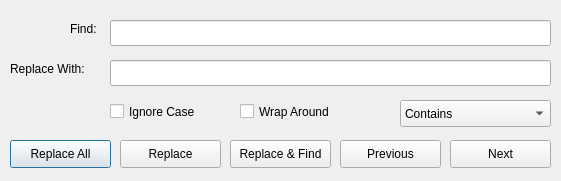
First picture: the form in finddialog.ui, repository obiwankennedy/cahootseditor, before the edit.
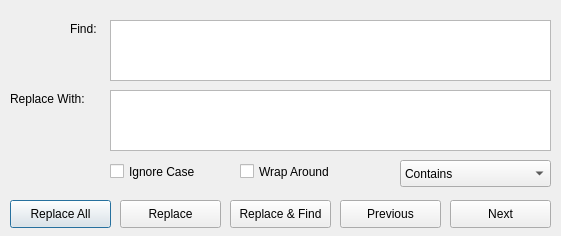
Second picture: the form after the edit.

Commit message: Changed find dialog text line edits to text edits.

The edit to the form file:
```diff
--- a/finddialog.ui
+++ b/finddialog.ui
@@ -7,7 +7,7 @@
     <x>0</x>
     <y>0</y>
     <width>561</width>
-    <height>181</height>
+    <height>236</height>
    </rect>
   </property>
   <property name="windowTitle">
@@ -17,7 +17,7 @@
    <property name="geometry">
     <rect>
      <x>10</x>
-     <y>140</y>
+     <y>200</y>
      <width>101</width>
      <height>28</height>
     </rect>
@@ -30,7 +30,7 @@
    <property name="geometry">
     <rect>
      <x>120</x>
-     <y>140</y>
+     <y>200</y>
      <width>101</width>
      <height>28</height>
     </rect>
@@ -43,7 +43,7 @@
    <property name="geometry">
     <rect>
      <x>230</x>
-     <y>140</y>
+     <y>200</y>
      <width>101</width>
      <height>28</height>
     </rect>
@@ -56,7 +56,7 @@
    <property name="geometry">
     <rect>
      <x>340</x>
-     <y>140</y>
+     <y>200</y>
      <width>101</width>
      <height>28</height>
     </rect>
@@ -69,7 +69,7 @@
    <property name="geometry">
     <rect>
      <x>450</x>
-     <y>140</y>
+     <y>200</y>
      <width>101</width>
      <height>28</height>
     </rect>
@@ -82,7 +82,7 @@
    <property name="geometry">
     <rect>
      <x>110</x>
-     <y>100</y>
+     <y>160</y>
      <width>101</width>
      <height>23</height>
     </rect>
@@ -95,7 +95,7 @@
    <property name="geometry">
     <rect>
      <x>240</x>
-     <y>100</y>
+     <y>160</y>
      <width>111</width>
      <height>23</height>
     </rect>
@@ -104,26 +104,6 @@
     <string>Wrap Around</string>
    </property>
   </widget>
-  <widget class="QLineEdit" name="lineEdit">
-   <property name="geometry">
-    <rect>
-     <x>110</x>
-     <y>20</y>
-     <width>441</width>
-     <height>26</height>
-    </rect>
-   </property>
-  </widget>
-  <widget class="QLineEdit" name="lineEdit_2">
-   <property name="geometry">
-    <rect>
-     <x>110</x>
-     <y>60</y>
-     <width>441</width>
-     <height>26</height>
-    </rect>
-   </property>
-  </widget>
   <widget class="QLabel" name="label">
    <property name="geometry">
     <rect>
@@ -141,7 +121,7 @@
    <property name="geometry">
     <rect>
      <x>10</x>
-     <y>60</y>
+     <y>90</y>
      <width>91</width>
      <height>18</height>
     </rect>
@@ -154,7 +134,7 @@
    <property name="geometry">
     <rect>
      <x>400</x>
-     <y>100</y>
+     <y>160</y>
      <width>151</width>
      <height>27</height>
     </rect>
@@ -175,6 +155,26 @@
     </property>
    </item>
   </widget>
+  <widget class="QTextEdit" name="textEdit">
+   <property name="geometry">
+    <rect>
+     <x>110</x>
+     <y>20</y>
+     <width>441</width>
+     <height>61</height>
+    </rect>
+   </property>
+  </widget>
+  <widget class="QTextEdit" name="textEdit_2">
+   <property name="geometry">
+    <rect>
+     <x>110</x>
+     <y>90</y>
+     <width>441</width>
+     <height>61</height>
+    </rect>
+   </property>
+  </widget>
  </widget>
  <resources/>
  <connections/>
```
